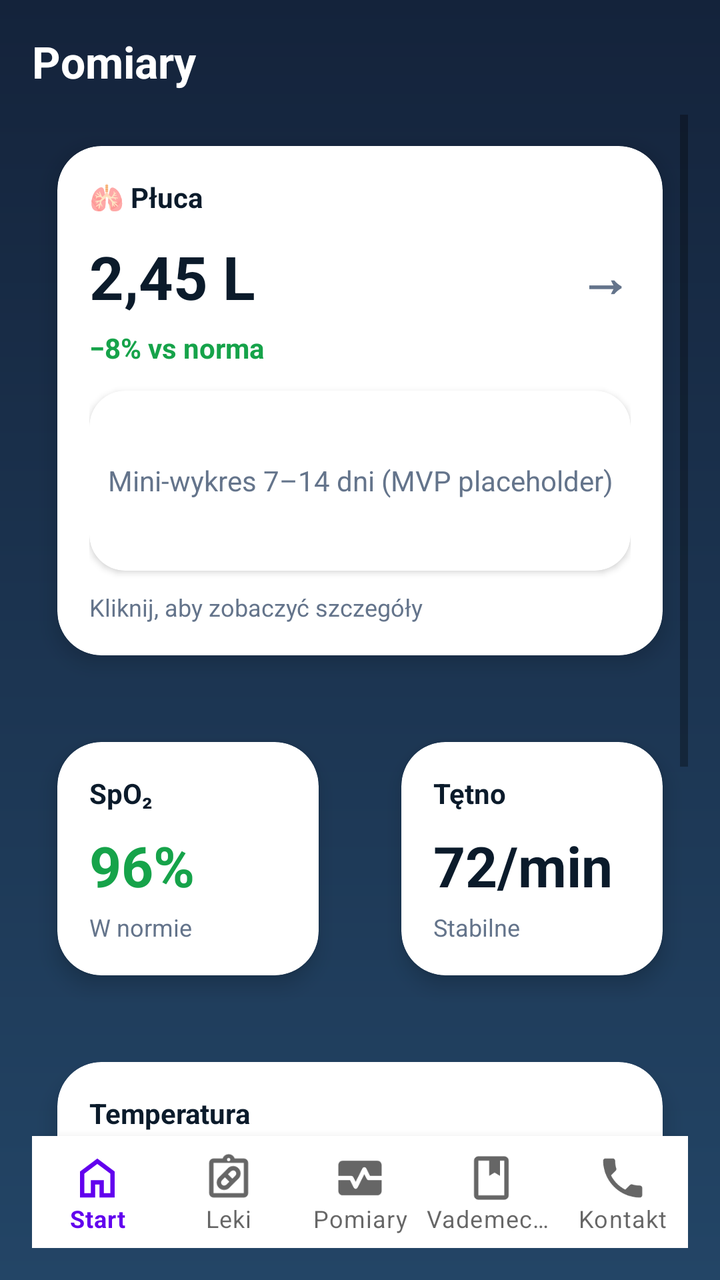
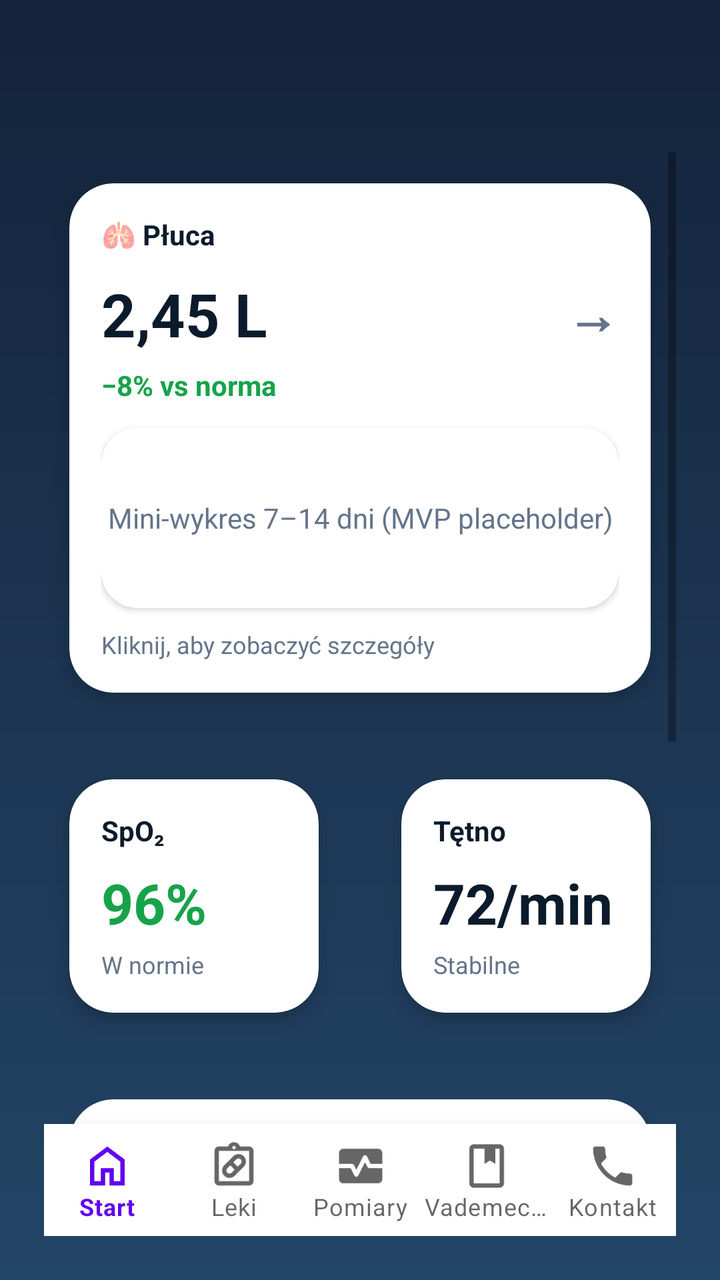

Before-and-after screenshots of an Android layout around one commit, followed by the original layout XML and the change that was made.
<!-- AndroidManifest.xml: application theme Theme.MyApplication -->
<!-- res/layout/activity_pomiarg.xml -->
<?xml version="1.0" encoding="utf-8"?>
<androidx.constraintlayout.widget.ConstraintLayout
    xmlns:android="http://schemas.android.com/apk/res/android"
    xmlns:app="http://schemas.android.com/apk/res-auto"
    android:layout_width="match_parent"
    android:layout_height="match_parent"
    android:background="@drawable/gradient_bg"
    android:padding="16dp">

    <TextView
        android:id="@+id/tvTitle"
        android:layout_width="0dp"
        android:layout_height="wrap_content"
        android:text="Pomiary"
        android:textColor="@android:color/white"
        android:textSize="22sp"
        android:textStyle="bold"
        app:layout_constraintTop_toTopOf="parent"
        app:layout_constraintStart_toStartOf="parent"
        app:layout_constraintEnd_toEndOf="parent"/>

    <ScrollView
        android:id="@+id/scroll"
        android:layout_width="0dp"
        android:layout_height="0dp"
        android:layout_marginTop="12dp"
        app:layout_constraintTop_toBottomOf="@id/tvTitle"
        app:layout_constraintBottom_toTopOf="@id/bottom_nav"
        app:layout_constraintStart_toStartOf="parent"
        app:layout_constraintEnd_toEndOf="parent">

        <LinearLayout
            android:layout_width="match_parent"
            android:layout_height="wrap_content"
            android:orientation="vertical"
            android:paddingBottom="16dp">

            
            <com.google.android.material.card.MaterialCardView
                android:id="@+id/cardFev1"
                android:layout_width="match_parent"
                android:layout_height="wrap_content"
                app:cardCornerRadius="22dp"
                app:cardElevation="6dp"
                app:cardUseCompatPadding="true">

                <LinearLayout
                    android:layout_width="match_parent"
                    android:layout_height="wrap_content"
                    android:orientation="vertical"
                    android:padding="16dp">

                    <TextView
                        android:layout_width="wrap_content"
                        android:layout_height="wrap_content"
                        android:text="🫁 Płuca"
                        android:textStyle="bold"
                        android:textSize="14sp"
                        android:textColor="#0B1B2B"/>

                    <LinearLayout
                        android:layout_width="match_parent"
                        android:layout_height="wrap_content"
                        android:layout_marginTop="10dp"
                        android:gravity="center_vertical"
                        android:orientation="horizontal">

                        <TextView
                            android:id="@+id/tvFev1Value"
                            android:layout_width="0dp"
                            android:layout_height="wrap_content"
                            android:layout_weight="1"
                            android:text="2,45 L"
                            android:textStyle="bold"
                            android:textSize="30sp"
                            android:textColor="#0B1B2B"/>

                        <TextView
                            android:id="@+id/tvFev1TrendArrow"
                            android:layout_width="wrap_content"
                            android:layout_height="wrap_content"
                            android:text="→"
                            android:textSize="26sp"
                            android:textStyle="bold"
                            android:textColor="#64748B"/>
                    </LinearLayout>

                    <TextView
                        android:id="@+id/tvFev1Delta"
                        android:layout_width="wrap_content"
                        android:layout_height="wrap_content"
                        android:layout_marginTop="6dp"
                        android:text="−8% vs norma"
                        android:textSize="14sp"
                        android:textStyle="bold"
                        android:textColor="#16A34A"/>

                    
                    <com.google.android.material.card.MaterialCardView
                        android:layout_width="match_parent"
                        android:layout_height="90dp"
                        android:layout_marginTop="12dp"
                        app:cardCornerRadius="18dp"
                        app:cardElevation="2dp">

                        <TextView
                            android:id="@+id/tvFev1MiniChart"
                            android:layout_width="match_parent"
                            android:layout_height="match_parent"
                            android:gravity="center"
                            android:text="Mini-wykres 7–14 dni (MVP placeholder)"
                            android:textColor="#64748B"/>
                    </com.google.android.material.card.MaterialCardView>

                    <TextView
                        android:id="@+id/tvFev1Info"
                        android:layout_width="match_parent"
                        android:layout_height="wrap_content"
                        android:layout_marginTop="10dp"
                        android:text="Kliknij, aby zobaczyć szczegóły"
                        android:textSize="12sp"
                        android:textColor="#64748B"/>
                </LinearLayout>
            </com.google.android.material.card.MaterialCardView>

            
            <LinearLayout
                android:layout_width="match_parent"
                android:layout_height="wrap_content"
                android:orientation="horizontal"
                android:layout_marginTop="12dp">

                <com.google.android.material.card.MaterialCardView
                    android:id="@+id/cardSpo2"
                    android:layout_width="0dp"
                    android:layout_height="wrap_content"
                    android:layout_weight="1"
                    android:layout_marginEnd="8dp"
                    app:cardCornerRadius="22dp"
                    app:cardElevation="6dp"
                    app:cardUseCompatPadding="true">

                    <LinearLayout
                        android:layout_width="match_parent"
                        android:layout_height="wrap_content"
                        android:orientation="vertical"
                        android:padding="16dp">

                        <TextView
                            android:layout_width="wrap_content"
                            android:layout_height="wrap_content"
                            android:text="SpO₂"
                            android:textStyle="bold"
                            android:textSize="14sp"
                            android:textColor="#0B1B2B"/>

                        <TextView
                            android:id="@+id/tvSpo2Value"
                            android:layout_width="wrap_content"
                            android:layout_height="wrap_content"
                            android:layout_marginTop="8dp"
                            android:text="96%"
                            android:textStyle="bold"
                            android:textSize="28sp"
                            android:textColor="#16A34A"/>

                        <TextView
                            android:id="@+id/tvSpo2Status"
                            android:layout_width="wrap_content"
                            android:layout_height="wrap_content"
                            android:layout_marginTop="4dp"
                            android:text="W normie"
                            android:textSize="12sp"
                            android:textColor="#64748B"/>
                    </LinearLayout>
                </com.google.android.material.card.MaterialCardView>

                <com.google.android.material.card.MaterialCardView
                    android:id="@+id/cardPulse"
                    android:layout_width="0dp"
                    android:layout_height="wrap_content"
                    android:layout_weight="1"
                    android:layout_marginStart="8dp"
                    app:cardCornerRadius="22dp"
                    app:cardElevation="6dp"
                    app:cardUseCompatPadding="true">

                    <LinearLayout
                        android:layout_width="match_parent"
                        android:layout_height="wrap_content"
                        android:orientation="vertical"
                        android:padding="16dp">

                        <TextView
                            android:layout_width="wrap_content"
                            android:layout_height="wrap_content"
                            android:text="Tętno"
                            android:textStyle="bold"
                            android:textSize="14sp"
                            android:textColor="#0B1B2B"/>

                        <TextView
                            android:id="@+id/tvPulseValue"
                            android:layout_width="wrap_content"
                            android:layout_height="wrap_content"
                            android:layout_marginTop="8dp"
                            android:text="72/min"
                            android:textStyle="bold"
                            android:textSize="28sp"
                            android:textColor="#0B1B2B"/>

                        <TextView
                            android:id="@+id/tvPulseStatus"
                            android:layout_width="wrap_content"
                            android:layout_height="wrap_content"
                            android:layout_marginTop="4dp"
                            android:text="Stabilne"
                            android:textSize="12sp"
                            android:textColor="#64748B"/>
                    </LinearLayout>
                </com.google.android.material.card.MaterialCardView>
            </LinearLayout>

            
            <com.google.android.material.card.MaterialCardView
                android:id="@+id/cardTemp"
                android:layout_width="match_parent"
                android:layout_height="wrap_content"
                android:layout_marginTop="12dp"
                app:cardCornerRadius="22dp"
                app:cardElevation="6dp"
                app:cardUseCompatPadding="true">

                <LinearLayout
                    android:layout_width="match_parent"
                    android:layout_height="wrap_content"
                    android:orientation="vertical"
                    android:padding="16dp">

                    <TextView
                        android:layout_width="wrap_content"
                        android:layout_height="wrap_content"
                        android:text="Temperatura"
                        android:textStyle="bold"
                        android:textSize="14sp"
                        android:textColor="#0B1B2B"/>

                    <TextView
                        android:id="@+id/tvTempValue"
                        android:layout_width="wrap_content"
                        android:layout_height="wrap_content"
                        android:layout_marginTop="8dp"
                        android:text="36,9°C"
                        android:textStyle="bold"
                        android:textSize="28sp"
                        android:textColor="#16A34A"/>

                    <TextView
                        android:id="@+id/tvTempInfo"
                        android:layout_width="match_parent"
                        android:layout_height="wrap_content"
                        android:layout_marginTop="4dp"
                        android:text="W normie dla osoby na immunosupresji"
                        android:textSize="12sp"
                        android:textColor="#64748B"/>
                </LinearLayout>
            </com.google.android.material.card.MaterialCardView>

            
            <com.google.android.material.card.MaterialCardView
                android:id="@+id/cardWeight"
                android:layout_width="match_parent"
                android:layout_height="wrap_content"
                android:layout_marginTop="12dp"
                app:cardCornerRadius="22dp"
                app:cardElevation="6dp"
                app:cardUseCompatPadding="true">

                <LinearLayout
                    android:layout_width="match_parent"
                    android:layout_height="wrap_content"
                    android:orientation="vertical"
                    android:padding="16dp">

                    <TextView
                        android:layout_width="wrap_content"
                        android:layout_height="wrap_content"
                        android:text="Masa ciała"
                        android:textStyle="bold"
                        android:textSize="14sp"
                        android:textColor="#0B1B2B"/>

                    <TextView
                        android:id="@+id/tvWeightValue"
                        android:layout_width="wrap_content"
                        android:layout_height="wrap_content"
                        android:layout_marginTop="8dp"
                        android:text="71,2 kg"
                        android:textStyle="bold"
                        android:textSize="28sp"
                        android:textColor="#0B1B2B"/>

                    <TextView
                        android:id="@+id/tvWeightDelta"
                        android:layout_width="match_parent"
                        android:layout_height="wrap_content"
                        android:layout_marginTop="4dp"
                        android:text="+1,2 kg / 3 dni"
                        android:textSize="12sp"
                        android:textStyle="bold"
                        android:textColor="#F59E0B"/>

                    <TextView
                        android:id="@+id/tvWeightInfo"
                        android:layout_width="match_parent"
                        android:layout_height="wrap_content"
                        android:layout_marginTop="2dp"
                        android:text="Możliwe zatrzymanie płynów"
                        android:textSize="12sp"
                        android:textColor="#64748B"/>
                </LinearLayout>
            </com.google.android.material.card.MaterialCardView>

        </LinearLayout>
    </ScrollView>

    <com.google.android.material.bottomnavigation.BottomNavigationView
        android:id="@+id/bottom_nav"
        android:layout_width="0dp"
        android:layout_height="wrap_content"
        android:background="@android:color/white"
        app:menu="@menu/bottom_nav_menu"
        app:labelVisibilityMode="labeled"
        app:itemIconSize="26dp"
        app:layout_constraintBottom_toBottomOf="parent"
        app:layout_constraintStart_toStartOf="parent"
        app:layout_constraintEnd_toEndOf="parent"/>
</androidx.constraintlayout.widget.ConstraintLayout>
<!-- resources referenced by this layout -->
<resources>
  <!-- drawable gradient_bg (drawable) -->
  <?xml version="1.0" encoding="utf-8"?>
  <shape xmlns:android="http://schemas.android.com/apk/res/android"
      android:shape="rectangle">
  
      <gradient
          android:startColor="#14233B"
          android:endColor="#234566"
          android:angle="270" />
  </shape>
  <style name="Theme.MyApplication" parent="Theme.MaterialComponents.DayNight.DarkActionBar">
          
          <item name="colorPrimary">@color/purple_500</item>
          <item name="colorPrimaryVariant">@color/purple_700</item>
          <item name="colorOnPrimary">@color/white</item>
          
          <item name="colorSecondary">@color/teal_200</item>
          <item name="colorSecondaryVariant">@color/teal_700</item>
          <item name="colorOnSecondary">@color/black</item>
          
          <item name="android:statusBarColor">?attr/colorPrimaryVariant</item>
          
      </style>
  <color name="purple_500">#FF6200EE</color>
  <color name="purple_700">#FF3700B3</color>
  <color name="white">#FFFFFFFF</color>
  <color name="teal_200">#FF03DAC5</color>
  <color name="teal_700">#FF018786</color>
  <color name="black">#FF000000</color>
</resources>

<!-- the commit's change to res/layout/activity_pomiarg.xml (unified diff, before → after) -->
@@ -5,16 +5,13 @@
     android:layout_width="match_parent"
     android:layout_height="match_parent"
     android:background="@drawable/gradient_bg"
-    android:padding="16dp">
+    android:padding="22dp">
 
     <TextView
         android:id="@+id/tvTitle"
         android:layout_width="0dp"
         android:layout_height="wrap_content"
-        android:text="Pomiary"
-        android:textColor="@android:color/white"
-        android:textSize="22sp"
-        android:textStyle="bold"
+        android:text=""
         app:layout_constraintTop_toTopOf="parent"
         app:layout_constraintStart_toStartOf="parent"
         app:layout_constraintEnd_toEndOf="parent"/>
@@ -23,7 +20,7 @@
         android:id="@+id/scroll"
         android:layout_width="0dp"
         android:layout_height="0dp"
-        android:layout_marginTop="12dp"
+        android:layout_marginTop="35dp"
         app:layout_constraintTop_toBottomOf="@id/tvTitle"
         app:layout_constraintBottom_toTopOf="@id/bottom_nav"
         app:layout_constraintStart_toStartOf="parent"
